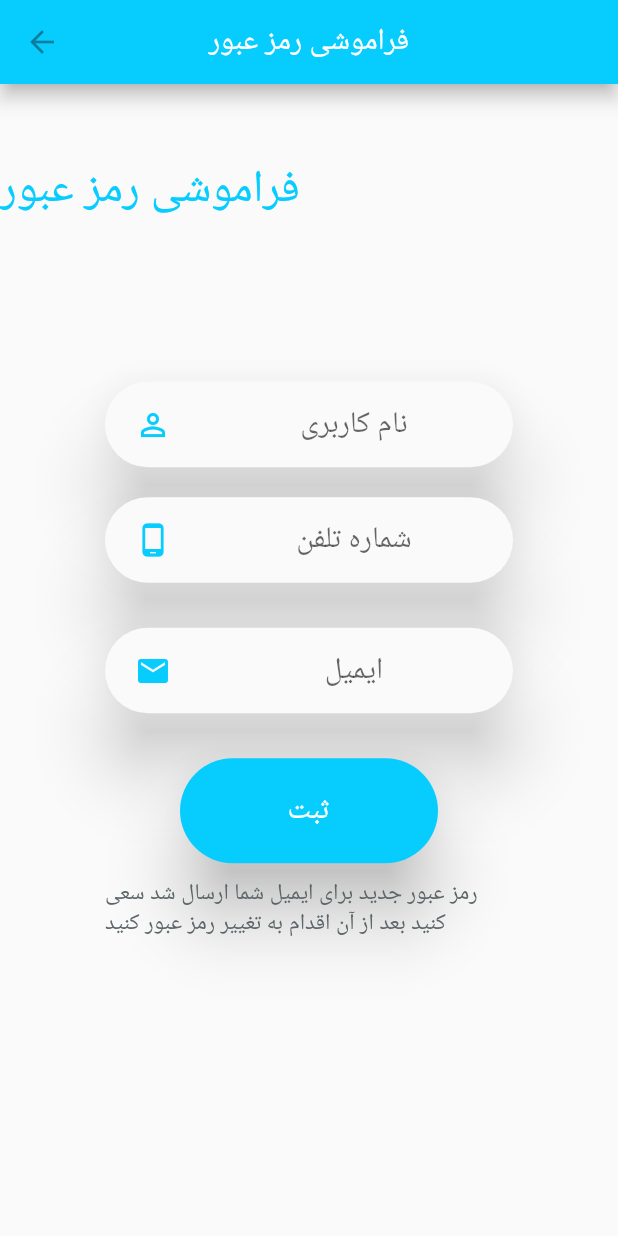
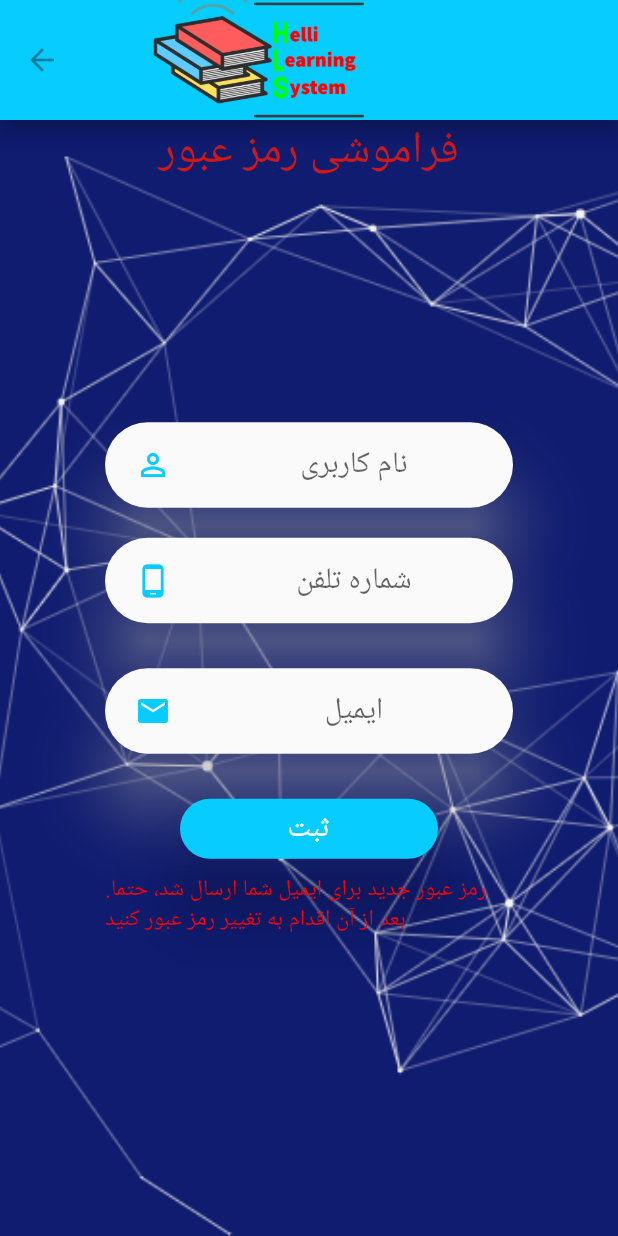
Before and after one commit to ManiTanz/Helli8Project, a Flutter app: the screen it shows after launch, after a tap on "فراموشی رمز عبور", on a phone screen of 412 x 824 dp. Run offline on Flutter 3.47's test engine with Material 2 defaults, Android fonts, the light colour scheme and no system bars; our stand-ins replace image_picker; Roboto replaces fonts that are missing (Vazirmatn, Vazirnmatn).

Commit message:
Logo Red - Green added and forget text centerized

```diff
--- a/widgets/lib/descriptionpage.dart
+++ b/widgets/lib/descriptionpage.dart
@@ -1,4 +1,3 @@
-import 'dart:html';
 import 'package:flutter/material.dart';
 import 'main.dart';
 import 'UploadContent.dart';
--- a/widgets/lib/forget.dart
+++ b/widgets/lib/forget.dart
@@ -12,14 +12,16 @@ class _forgetState extends State<forget> {
   Widget build(BuildContext context) {
     return Scaffold(
        appBar: AppBar(
-        title: Text(
-          "فراموشی رمز عبور",
-          style: TextStyle(
-            color: Colors.white,
-            fontFamily: 'Vazirmatn',
-            fontSize: 20,
+        title: Column(
+          children: [
+                Image.asset(
+          "assets/images/Logo-Red-Green.png",
+          height: 250,
         ),
+
+          ],
         ),
+        toolbarHeight: 80,
         centerTitle: true,
         leading: IconButton(
          icon: Icon(
@@ -52,15 +54,31 @@ class _forgetState extends State<forget> {
   Widget forgetUI(){
     return Stack(
     children: <Widget>[
-    Padding(
-    padding: EdgeInsets.only(right: 20 , top: 50 ),
-    child: Text(
+      Container(
+      height: double.infinity,
+      width: double.infinity,
+      decoration: const BoxDecoration(
+        image: DecorationImage(
+          image: AssetImage("assets/images/cool-background-stellar.png"),
+          fit: BoxFit.cover
+          ),
+      ),
+    ),
+    Container(
+    child: Column(
+      children: [
+        Center(
+          child:
+            Text(
               "فراموشی رمز عبور",
               style: TextStyle(
                 fontSize: 30 ,
-        color: Color.fromARGB(255, 7, 205, 255),
+                color: Color.fromARGB(255, 207, 24, 24),
                 fontFamily: 'Vazirmatn',
               ),
+            ),
+        ),
+          ],
     ),
     ),
     Center(
@@ -69,7 +87,10 @@ class _forgetState extends State<forget> {
         child: Column(
           crossAxisAlignment: CrossAxisAlignment.center,
           mainAxisAlignment: MainAxisAlignment.center,
-          children: <Widget> [
+          children: [
+            Container(
+              width: 400,
+              child:
                 Material(
                   child: TextField(
                     decoration: InputDecoration(
@@ -89,14 +110,18 @@ class _forgetState extends State<forget> {
                       fontSize: 20,
                     ),
                   ),
+
                   elevation: 20,
                   borderRadius: BorderRadius.circular(40),
                   shadowColor: Colors.grey[300],
-            ) ,
+                ),
+            ),
                 SizedBox(
                 height: 20,
                 ),
-            Material(
+                Container(
+                  width: 400,
+                  child: Material(
                     child: TextField(
                       decoration: InputDecoration(
                         border: InputBorder.none ,
@@ -120,9 +145,12 @@ class _forgetState extends State<forget> {
                     borderRadius: BorderRadius.circular(40),
                     shadowColor: Colors.grey[300],
                   ),
+                ),
                 SizedBox(
                   height: 30,) ,
-              Material(
+                  Container(
+                    width: 400,
+                    child: Material(
                     child: TextField(
                       decoration: InputDecoration(
                         border: InputBorder.none ,
@@ -135,7 +163,6 @@ class _forgetState extends State<forget> {
                             Icons.mail , color:Color.fromARGB(255, 7, 205, 255) ,
                           ),
                           ),
-
                       ),
                       obscureText: false,
                       textAlign: TextAlign.center,
@@ -147,7 +174,7 @@ class _forgetState extends State<forget> {
                     borderRadius: BorderRadius.circular(40),
                     shadowColor: Colors.grey[300],
                 ),
-            // ignore: prefer_const_constructors
+                  ),
                 SizedBox(
                   height: 30,) ,
                   Padding(
@@ -163,7 +190,8 @@ class _forgetState extends State<forget> {
                    ));
                         } ,
                         child: Container(
-                      height: 70,
+                          height: 40,
+                          width: 400,
                           child: Center(
                             child:  Text(
                               "ثبت" ,
@@ -182,8 +210,8 @@ class _forgetState extends State<forget> {
                     padding: EdgeInsets.only(top: 10 , right: 50 , left: 50)
                   ),
                    const Text(
-         "رمز عبور جدید برای ایمیل شما ارسال شد سعی  کنید بعد از آن اقدام به تغییر رمز عبور کنید",
-         style: TextStyle(color: Color.fromARGB(255, 92, 102, 105),
+                   ".رمز عبور جدید برای ایمیل شما ارسال شد، حتما بعد از آن اقدام به تغییر رمز عبور کنید",
+                   style: TextStyle(color: Color.fromARGB(255, 255, 0, 0),
                    fontSize: 15,
                    fontFamily: 'Vazirmatn'
                    ),
--- a/widgets/lib/loginpage.dart
+++ b/widgets/lib/loginpage.dart
@@ -19,7 +19,7 @@ class _LoginWidgetState extends State<LoginWidget> {
     return Scaffold(
       appBar: AppBar(
         title: Image.asset(
-          "assets/images/Logo-Red.png",
+          "assets/images/Logo-Red-Green.png",
           height: 250,
         ),
         toolbarHeight: 80,
@@ -51,11 +51,11 @@ class _LoginWidgetState extends State<LoginWidget> {
     child: Column(
       children: [
         Text(
-          "Sign In",
+          "ورود",
           textAlign: TextAlign.center,
           style: TextStyle(
             fontSize: 55 ,
-            color: Color.fromARGB(255, 7, 205, 255),
+            color: Color.fromARGB(255, 207, 24, 24),
           ),
         ),
         const Align(
@@ -168,14 +168,23 @@ class _LoginWidgetState extends State<LoginWidget> {
                 padding: const EdgeInsets.all(8.0),
                 child: SizedBox(
                   height: 60,
-                  width: 120,
+                  width: 150,
                   child: TextButton(
                     onPressed: () {
                     Navigator.of(context).push(MaterialPageRoute(
                     builder: (context) => const forget()
                     ));
     },
-    child: const Text('فراموشی رمز عبور'),
+          child: Center(
+            child: Text(
+              'فراموشی رمز عبور',
+              style: TextStyle(
+                  color: Colors.white ,
+                  fontSize: 18 ,
+                  fontFamily: 'Vazirmatn',
+                            ),
+                            ),
+          ),
                   ),
                 ),
  ),
--- a/widgets/pubspec.yaml
+++ b/widgets/pubspec.yaml
@@ -66,6 +66,7 @@ flutter:
     - assets/images/Logo.png
     - assets/images/upload-file.png
     - assets/images/Logo-Red.png
+    - assets/images/Logo-Red-Green.png
   fonts:
     - family: Vazirmatn
       fonts:
```
Also changed, not shown: widgets/assets/images/Logo-Red-Green.png (added). Lines whose indentation alone changed are shown as unchanged.
